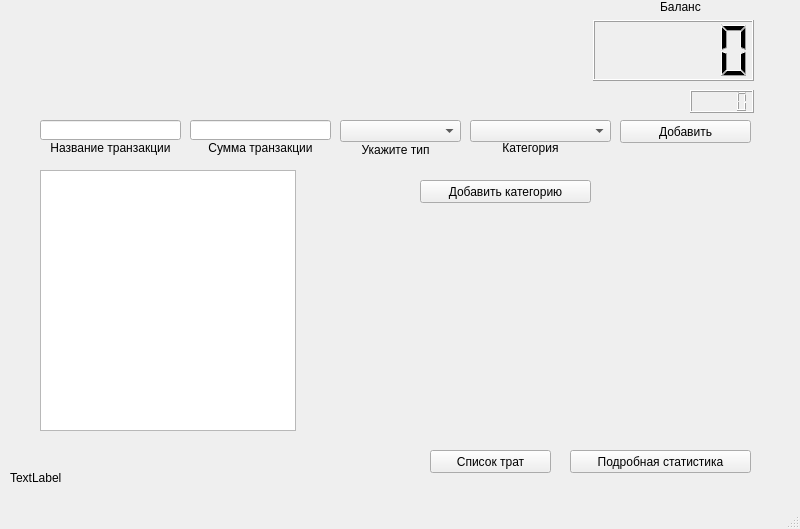
First picture: the form in main.ui, repository r-kulik/germes, before the edit.
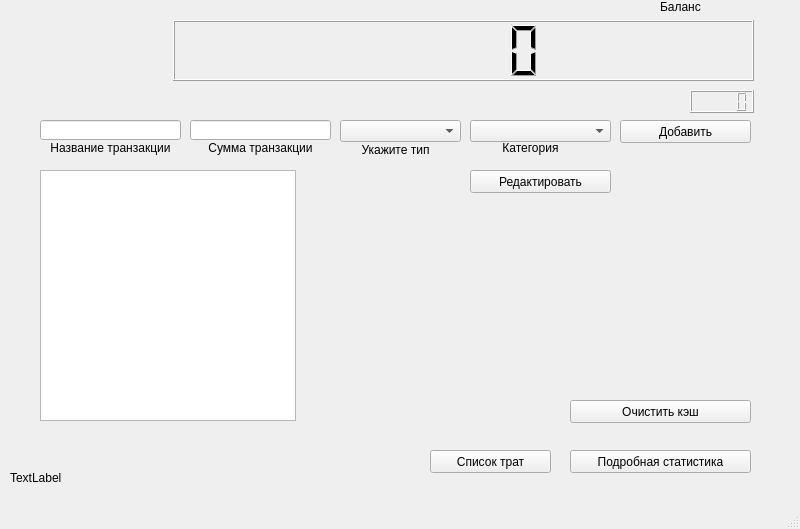
Second picture: the form after the edit.

```diff
--- a/main.ui
+++ b/main.ui
@@ -47,12 +47,15 @@
    <widget class="QLCDNumber" name="lcdNumber">
     <property name="geometry">
      <rect>
-      <x>593</x>
+      <x>173</x>
       <y>20</y>
-      <width>161</width>
+      <width>581</width>
       <height>61</height>
      </rect>
     </property>
+    <property name="layoutDirection">
+     <enum>Qt::LeftToRight</enum>
+    </property>
    </widget>
    <widget class="QPushButton" name="pushButton">
     <property name="geometry">
@@ -167,14 +170,14 @@
    <widget class="QPushButton" name="pushButton_4">
     <property name="geometry">
      <rect>
-      <x>420</x>
-      <y>180</y>
-      <width>171</width>
+      <x>470</x>
+      <y>170</y>
+      <width>141</width>
       <height>23</height>
      </rect>
     </property>
     <property name="text">
-     <string>Добавить категорию</string>
+     <string>Редактировать</string>
     </property>
    </widget>
    <widget class="QLabel" name="label_5">
@@ -190,16 +193,6 @@
      <string>Баланс</string>
     </property>
    </widget>
-   <widget class="QListView" name="listView">
-    <property name="geometry">
-     <rect>
-      <x>40</x>
-      <y>170</y>
-      <width>256</width>
-      <height>261</height>
-     </rect>
-    </property>
-   </widget>
    <widget class="QLineEdit" name="lineEdit_2">
     <property name="geometry">
      <rect>
@@ -226,6 +219,29 @@
      <set>Qt::AlignCenter</set>
     </property>
    </widget>
+   <widget class="QPushButton" name="pushButton_5">
+    <property name="geometry">
+     <rect>
+      <x>570</x>
+      <y>400</y>
+      <width>181</width>
+      <height>23</height>
+     </rect>
+    </property>
+    <property name="text">
+     <string>Очистить кэш</string>
+    </property>
+   </widget>
+   <widget class="QListWidget" name="listWidget">
+    <property name="geometry">
+     <rect>
+      <x>40</x>
+      <y>170</y>
+      <width>256</width>
+      <height>251</height>
+     </rect>
+    </property>
+   </widget>
   </widget>
   <widget class="QMenuBar" name="menubar">
    <property name="geometry">
```
